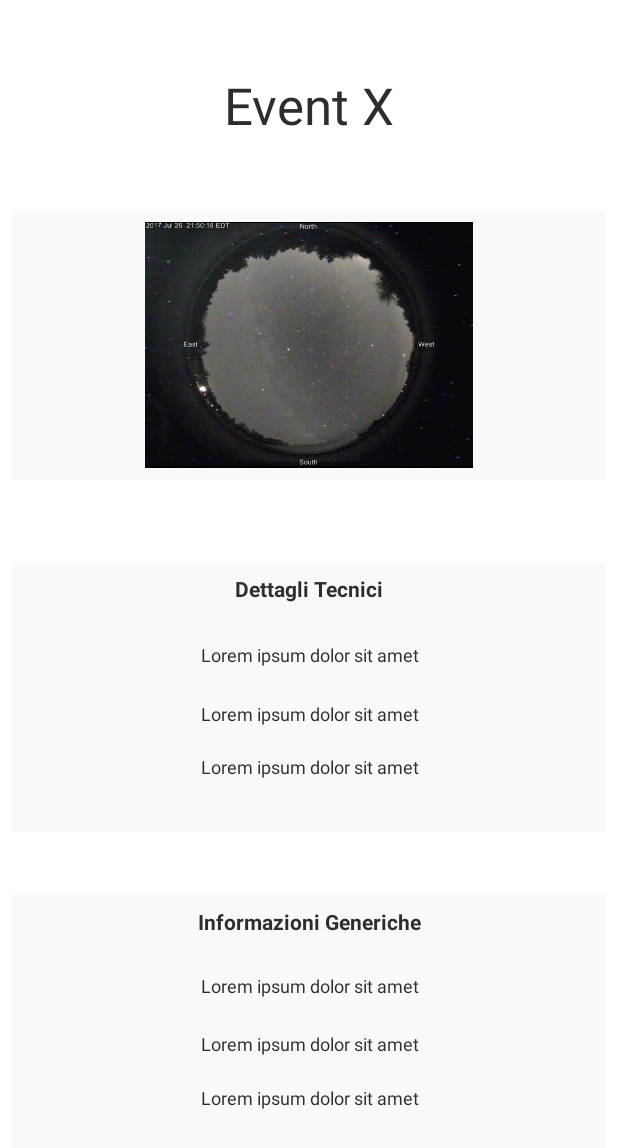
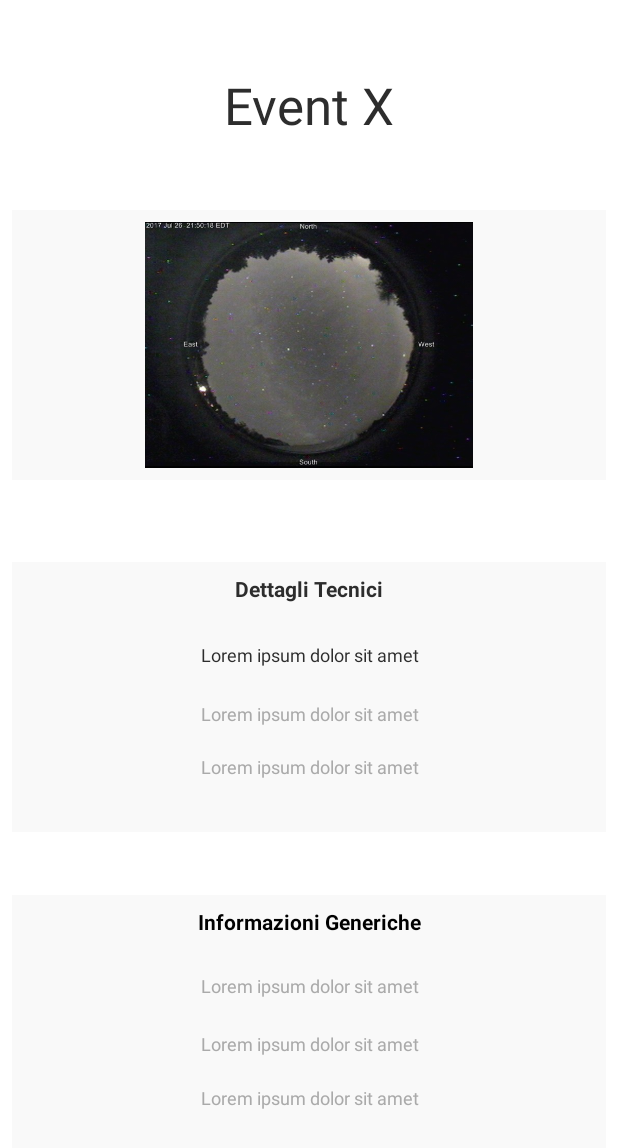
Before and after one commit to cyb3rDem0n/prismaApp, an Android app: the layout activity_event_datails.xml on its own in the app's theme, with its tools: preview values and no code run, on a phone screen of 412 x 824 dp. Shown: the top 1148 px of the screen. Run offline under Robolectric (Android 15) with nearby library versions, the phone set to English and light mode, and no system bars; network calls fail; Roboto replaces fonts that are not available here.

```diff
--- a/app/src/main/res/layout/activity_event_datails.xml
+++ b/app/src/main/res/layout/activity_event_datails.xml
@@ -74,7 +74,7 @@ android:background="#ffffff"    >
             android:layout_marginTop="8dp"
             android:text="Informazioni Generiche"
             android:textAlignment="center"
-            android:textColor="@color/gradient_start"
+            android:textColor="@android:color/background_dark"
             android:textStyle="bold"
             app:layout_constraintBottom_toBottomOf="parent"
             app:layout_constraintEnd_toEndOf="parent"
@@ -92,7 +92,7 @@ android:background="#ffffff"    >
             android:layout_marginTop="8dp"
             android:text="@string/title_inside"
             android:textAlignment="center"
-            android:textColor="@color/gradient_start"
+            android:textColor="@android:color/darker_gray"
             android:textSize="12sp"
             app:layout_constraintBottom_toBottomOf="parent"
             app:layout_constraintEnd_toEndOf="parent"
@@ -111,7 +111,7 @@ android:background="#ffffff"    >
             android:layout_marginTop="52dp"
             android:text="@string/title_inside"
             android:textAlignment="center"
-            android:textColor="@color/gradient_start"
+            android:textColor="@android:color/darker_gray"
             android:textSize="12sp"
             app:layout_constraintBottom_toBottomOf="parent"
             app:layout_constraintEnd_toEndOf="parent"
@@ -130,7 +130,7 @@ android:background="#ffffff"    >
             android:layout_marginTop="8dp"
             android:text="@string/title_inside"
             android:textAlignment="center"
-            android:textColor="@color/gradient_start"
+            android:textColor="@android:color/darker_gray"
             android:textSize="12sp"
             app:layout_constraintBottom_toBottomOf="parent"
             app:layout_constraintEnd_toEndOf="parent"
@@ -184,7 +184,7 @@ android:background="#ffffff"    >
             android:layout_marginTop="52dp"
             android:text="@string/title_inside"
             android:textAlignment="center"
-            android:textColor="@color/gradient_start"
+            android:textColor="@android:color/darker_gray"
             android:textSize="12sp"
             app:layout_constraintBottom_toBottomOf="parent"
             app:layout_constraintEnd_toEndOf="parent"
@@ -203,7 +203,7 @@ android:background="#ffffff"    >
             android:layout_marginTop="8dp"
             android:text="@string/title_inside"
             android:textAlignment="center"
-            android:textColor="@color/gradient_start"
+            android:textColor="@android:color/darker_gray"
             android:textSize="12sp"
             app:layout_constraintBottom_toBottomOf="parent"
             app:layout_constraintEnd_toEndOf="parent"
```
Also changed, not shown: app/src/main/java/prisma/project/starnotifier/EventDetails.java (+16 -2 lines), app/src/main/java/prisma/project/starnotifier/ReadData.java (+8 -14 lines), 2 other files.
